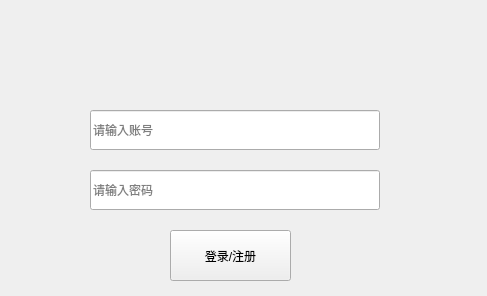
The window that code/Ui_LoginWindow.ui (UncleBang0214/SeerLauncher) describes before a commit, drawn with Qt 5.
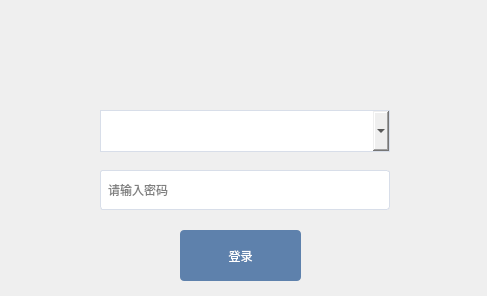
The same window after the commit. Icons and pictures are not drawn.

Commit message: 登录窗口UI

Patch:
```diff
--- a/code/Ui_LoginWindow.ui
+++ b/code/Ui_LoginWindow.ui
@@ -27,20 +27,43 @@
   </property>
   <property name="windowIcon">
    <iconset>
-    <normaloff>img/logo.png</normaloff>img/logo.png</iconset>
-  </property>
-  <property name="autoFillBackground">
-   <bool>false</bool>
-  </property>
-  <widget class="QLineEdit" name="accountEdit">
+                <normaloff>img/logo.png</normaloff>img/logo.png
+            </iconset>
+        </property>
+        <widget class="QComboBox" name="accountEdit">
    <property name="geometry">
     <rect>
-     <x>90</x>
+                    <x>100</x>
      <y>110</y>
      <width>290</width>
-     <height>40</height>
-    </rect>
-   </property>
+                    <height>42</height>
+                </rect>
+            </property>
+            <property name="toolTip">
+                <string/>
+            </property>
+            <property name="styleSheet">
+                <string notr="true">/* 基础字体调整 */
+                    QComboBox {
+                    font-size: 17px;
+                    border: 1px solid #D8DEE9;
+                    }
+                    /* 下拉列表样式 */
+                    QComboBox QAbstractItemView {
+                    font-size: 20px;
+                    min-width: 100px; /* 最小下拉列表宽度 */
+                    min-height: 50px; /* 每个选项的最小高度 */
+                    outline: none; /* 移除选中虚线框 */
+                    border: 1px solid #D8DEE9;
+                    }
+                </string>
+            </property>
+            <property name="editable">
+                <bool>true</bool>
+            </property>
+            <property name="insertPolicy">
+                <enum>QComboBox::InsertAtTop</enum>
+            </property>
    <property name="placeholderText">
     <string>请输入账号</string>
    </property>
@@ -48,12 +71,21 @@
   <widget class="QLineEdit" name="passwordEdit">
    <property name="geometry">
     <rect>
-     <x>90</x>
+                    <x>100</x>
      <y>170</y>
      <width>290</width>
      <height>40</height>
     </rect>
    </property>
+            <property name="styleSheet">
+                <string notr="true">/* 输入框样式 */
+                    QLineEdit {
+                    border: 1px solid #D8DEE9;
+                    padding: 5px;
+                    border-radius: 3px;
+                    }
+                </string>
+            </property>
    <property name="echoMode">
     <enum>QLineEdit::Password</enum>
    </property>
@@ -64,28 +96,45 @@
   <widget class="QPushButton" name="confirmButton">
    <property name="geometry">
     <rect>
-     <x>170</x>
+                    <x>180</x>
      <y>230</y>
      <width>121</width>
      <height>51</height>
     </rect>
    </property>
+            <property name="styleSheet">
+                <string notr="true">/* 按钮通用样式 */
+                    QPushButton {
+                    background-color: #5E81AC;
+                    color: white;
+                    border: none;
+                    padding: 8px 15px;
+                    border-radius: 4px;
+                    min-width: 80px;
+                    }
+
+                    QPushButton:hover {
+                    background-color: #81A1C1;
+                    }
+
+                    QPushButton:pressed {
+                    background-color: #4C6A8C;
+                    }
+                </string>
+            </property>
    <property name="text">
-    <string>登录/注册</string>
+                <string>登录</string>
    </property>
   </widget>
   <widget class="QLabel" name="label">
    <property name="geometry">
     <rect>
-     <x>185</x>
+                    <x>195</x>
      <y>10</y>
      <width>91</width>
      <height>81</height>
     </rect>
    </property>
-   <property name="autoFillBackground">
-    <bool>false</bool>
-   </property>
    <property name="styleSheet">
     <string notr="true">image: url(:/login_logo/logo.png);</string>
    </property>
```
Lines whose indentation alone changed are shown as unchanged. The commit also changes 1 other file.
